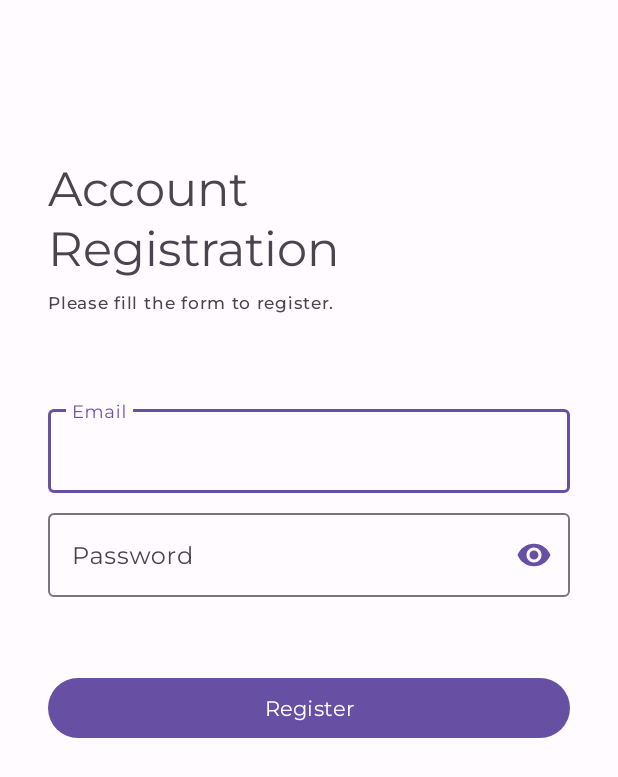
After one commit to CC22-HO01-TravelokaSigapore-HotelRanks/hotel-ranking-app, an Android app: the layout fragment_register.xml on its own in the app's theme, with its tools: preview values and no code run, on a phone screen of 412 x 824 dp. The commit adds this screen. Shown: the top 777 px of the screen. Run offline under Robolectric (Android 15) with nearby library versions, the phone set to English and light mode, and no system bars.

Commit message:
wip: init custom-view

```diff
--- a/app/src/main/res/layout/fragment_login.xml
+++ b/app/src/main/res/layout/fragment_login.xml
@@ -55,7 +55,8 @@
         android:hint="@string/password"
         app:layout_constraintStart_toStartOf="parent"
         app:layout_constraintTop_toBottomOf="@id/til_login_email"
-        app:passwordToggleEnabled="true">
+        app:passwordToggleEnabled="true"
+        app:passwordToggleTint="@color/md_theme_light_primary">
 
         <com.google.android.material.textfield.TextInputEditText
             android:id="@+id/et_login_password"
--- /dev/null
+++ b/app/src/main/res/layout/fragment_register.xml
@@ -0,0 +1,79 @@
+<?xml version="1.0" encoding="utf-8"?>
+<androidx.constraintlayout.widget.ConstraintLayout xmlns:android="http://schemas.android.com/apk/res/android"
+    xmlns:tools="http://schemas.android.com/tools"
+    android:layout_width="match_parent"
+    android:layout_height="match_parent"
+    xmlns:app="http://schemas.android.com/apk/res-auto"
+    android:padding="32dp"
+    tools:context=".ui.auth.RegisterFragment">
+
+    <TextView
+        android:id="@+id/tv_register_headline"
+        style="@style/TextAppearance.HotelRanking.HeadlineLarge"
+        android:layout_width="match_parent"
+        android:layout_height="wrap_content"
+        android:layout_marginTop="72dp"
+        android:text="@string/account_nregistration"
+        app:layout_constraintStart_toStartOf="parent"
+        app:layout_constraintTop_toTopOf="parent"/>
+    <TextView
+        android:id="@+id/tv_register_subheadline"
+        style="@style/TextAppearance.HotelRanking.LabelSmall"
+        android:layout_width="wrap_content"
+        android:layout_height="wrap_content"
+        android:layout_marginTop="8dp"
+        android:text="@string/please_fill_the_form_to_register"
+        app:layout_constraintStart_toStartOf="parent"
+        app:layout_constraintTop_toBottomOf="@id/tv_register_headline" />
+
+    <com.google.android.material.textfield.TextInputLayout
+        android:id="@+id/til_register_email"
+        style="@style/Widget.Material3.TextInputLayout.OutlinedBox"
+        android:layout_width="match_parent"
+        android:layout_height="wrap_content"
+        android:layout_marginTop="58dp"
+        android:hint="@string/email"
+        app:layout_constraintStart_toStartOf="parent"
+        app:layout_constraintTop_toBottomOf="@id/tv_register_subheadline">
+
+        <com.google.android.material.textfield.TextInputEditText
+            android:id="@+id/et_register_email"
+            style="@style/Widget.Material3.TextInputEditText.OutlinedBox"
+            android:layout_width="match_parent"
+            android:layout_height="wrap_content" />
+
+    </com.google.android.material.textfield.TextInputLayout>
+
+
+    <com.google.android.material.textfield.TextInputLayout
+        android:id="@+id/til_register_password"
+        style="@style/Widget.Material3.TextInputLayout.OutlinedBox"
+        android:layout_width="match_parent"
+        android:layout_height="wrap_content"
+        android:layout_marginTop="8dp"
+        android:hint="@string/password"
+        app:layout_constraintStart_toStartOf="parent"
+        app:layout_constraintTop_toBottomOf="@id/til_register_email"
+        app:passwordToggleEnabled="true"
+        app:passwordToggleTint="@color/md_theme_light_primary">
+
+        <com.google.android.material.textfield.TextInputEditText
+            android:id="@+id/et_register_password"
+            style="@style/Widget.Material3.TextInputEditText.OutlinedBox"
+            android:layout_width="match_parent"
+            android:layout_height="wrap_content"
+            android:inputType="textPassword" />
+
+    </com.google.android.material.textfield.TextInputLayout>
+
+
+    <Button
+        android:id="@+id/btn_register"
+        android:layout_width="match_parent"
+        android:layout_height="wrap_content"
+        android:layout_marginTop="50dp"
+        android:text="@string/register"
+        app:layout_constraintTop_toBottomOf="@id/til_register_password" />
+
+
+</androidx.constraintlayout.widget.ConstraintLayout>
--- a/app/src/main/res/values/strings.xml
+++ b/app/src/main/res/values/strings.xml
@@ -11,4 +11,7 @@
     <string name="create_account">Create Account</string>
     <string name="or">Or</string>
     <string name="sign_in_with_google">Sign in with Google</string>
+    <string name="account_nregistration">Account\nRegistration</string>
+    <string name="please_fill_the_form_to_register">Please fill the form to register.</string>
+    <string name="register">Register</string>
 </resources>
```
Also changed, not shown: app/src/main/java/com/c22ho01/hotelranking/customview/ValidateableTextField.kt (added, +66 -0 lines), app/src/main/java/com/c22ho01/hotelranking/ui/auth/RegisterFragment.kt (added, +29 -0 lines), app/src/main/res/layout/__validateable_text_field.xml (added, +19 -0 lines), app/src/main/res/values/attrs.xml (added, +15 -0 lines).
